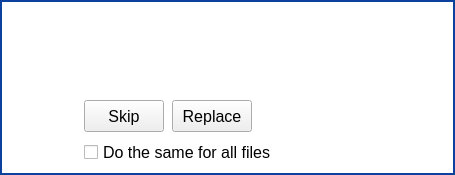
Scille/parsec-cloud, file parsec/core/gui/forms/replace_dialog.ui: the form before one commit.
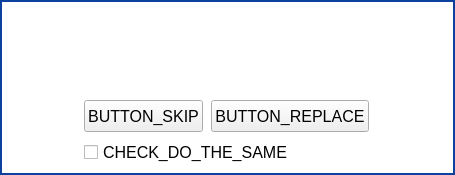
The form after the commit. Icons and pictures are not drawn. Custom widgets are drawn as their Qt base class.

```diff
--- a/parsec/core/gui/forms/replace_dialog.ui
+++ b/parsec/core/gui/forms/replace_dialog.ui
@@ -225,7 +225,7 @@
                <string notr="true"/>
               </property>
               <property name="text">
-               <string>Skip</string>
+               <string>BUTTON_SKIP</string>
               </property>
              </widget>
             </item>
@@ -246,7 +246,7 @@
                <string notr="true"/>
               </property>
               <property name="text">
-               <string>Replace</string>
+               <string>BUTTON_REPLACE</string>
               </property>
              </widget>
             </item>
@@ -276,7 +276,7 @@
              <string notr="true"/>
             </property>
             <property name="text">
-             <string>Do the same for all files</string>
+             <string>CHECK_DO_THE_SAME</string>
             </property>
            </widget>
           </item>
```
